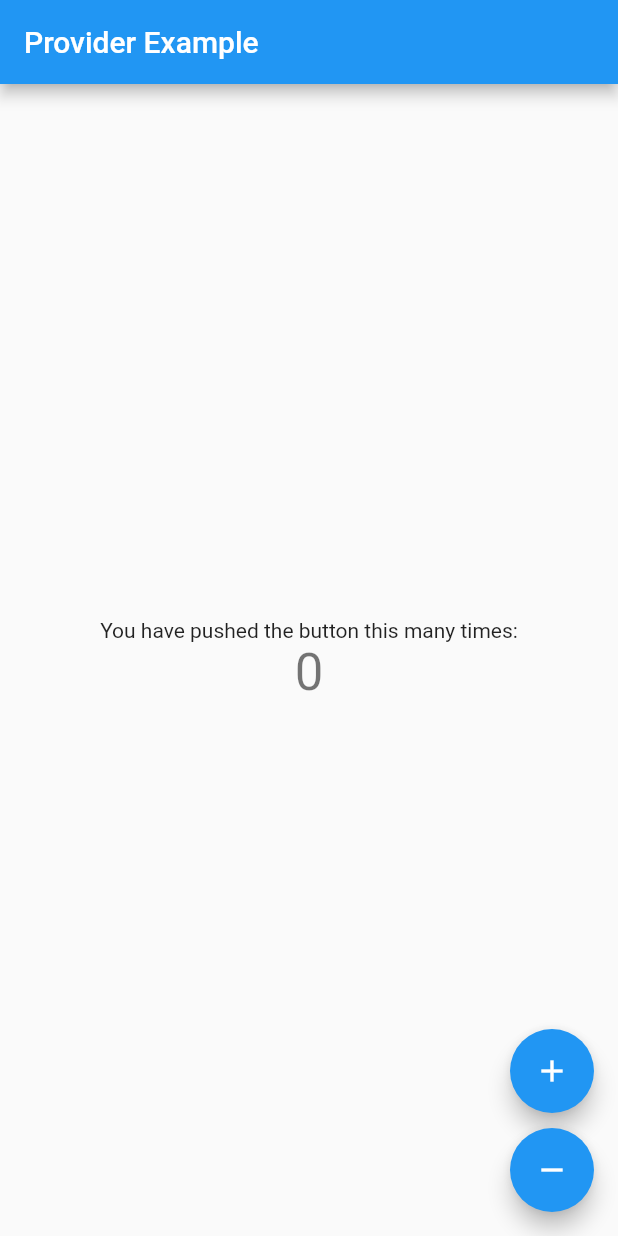
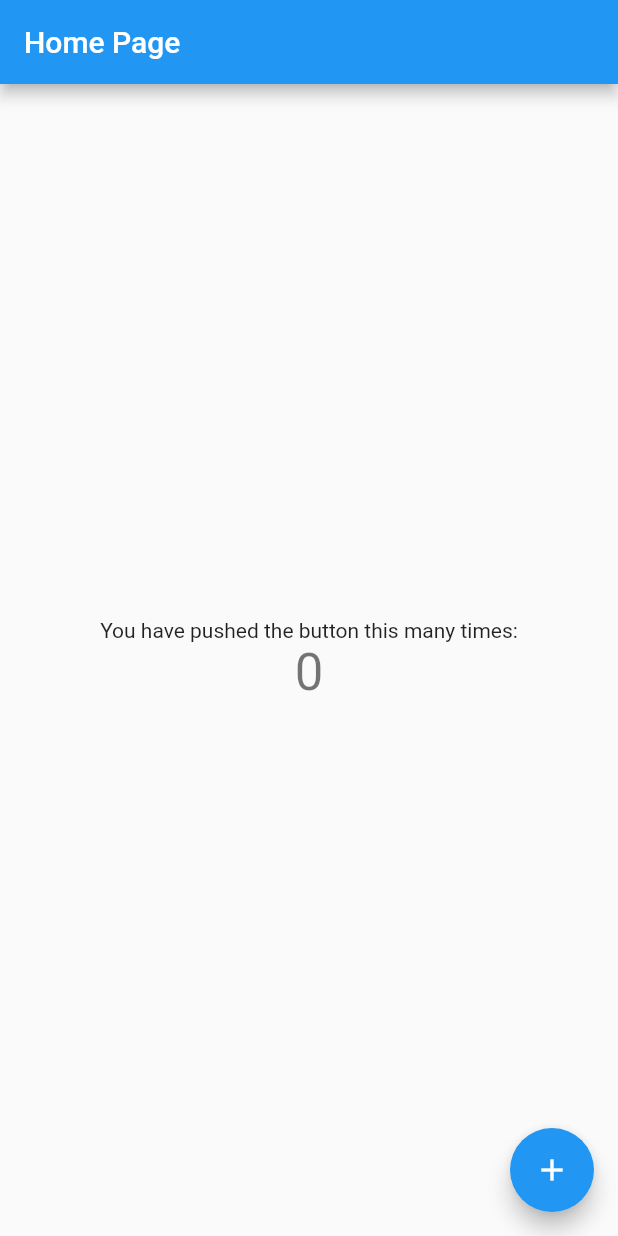
Before and after one commit to baonguyena1/flutter_provider_example, a Flutter app: the screen it shows after launch, on a phone screen of 412 x 824 dp. Run offline on Flutter 3.47's test engine with Material 2 defaults, Android fonts, the phone set to English and light mode, and no system bars.

Commit message:
Add new example for provider

```diff
--- a/lib/main.dart
+++ b/lib/main.dart
@@ -1,5 +1,6 @@
 import 'package:flutter/material.dart';
 import 'package:provider/provider.dart';
+import 'package:provider_example/screens/home_page_screen.dart';
 import 'package:provider_example/screens/my_home_page_screen.dart';
 import 'counter.dart';
 
@@ -17,9 +18,21 @@ class MyApp extends StatelessWidget {
       theme: ThemeData(
         primarySwatch: Colors.blue,
       ),
-      home: ChangeNotifierProvider(
-        builder: (_) => Counter(0),
-        child: MyHomePage(title: 'Provider Example',),
+      // home: ChangeNotifierProvider(
+      //   builder: (_) => Counter(0),
+      //   child: MyHomePage(title: 'Provider Example',),
+      // ),
+      home: MultiProvider(
+        providers: [
+          ChangeNotifierProvider(
+            builder: (_) => Counter(0),
+          )
+        ],
+        child: Consumer<Counter>(
+          builder: (context, counter, _) {
+            return HomePageScreen();
+          },
+        ),
       ),
     );
   }
--- /dev/null
+++ b/lib/screens/home_page_screen.dart
@@ -0,0 +1,55 @@
+import 'package:flutter/material.dart';
+import 'package:provider/provider.dart';
+import 'package:provider_example/counter.dart';
+
+class HomePageScreen extends StatefulWidget {
+  @override
+  _HomePageState createState() => _HomePageState();
+}
+
+class _HomePageState extends State<HomePageScreen> {
+  @override
+  Widget build(BuildContext context) {
+    return Scaffold(
+      appBar: AppBar(
+        title: Text('Home Page'),
+      ),
+      body: const Center(
+        child: CounterLabel(),
+      ),
+      floatingActionButton: const IncrementCounterButton(),
+    );
+  }
+}
+
+class CounterLabel extends StatelessWidget {
+  const CounterLabel({Key key}) : super(key: key);
+
+  @override
+  Widget build(BuildContext context) {
+    final counter = Provider.of<Counter>(context);
+    return Column(
+      mainAxisAlignment: MainAxisAlignment.center,
+      children: <Widget>[
+        Text('You have pushed the button this many times:'),
+        Text('${counter.getCounter()}',
+            style: Theme.of(context).textTheme.display1)
+      ],
+    );
+  }
+}
+
+class IncrementCounterButton extends StatelessWidget {
+  const IncrementCounterButton({Key key}) : super(key: key);
+
+  @override
+  Widget build(BuildContext context) {
+    return FloatingActionButton(
+        onPressed: () {
+          Provider.of<Counter>(context, listen: false).increment();
+        },
+        tooltip: 'Increment',
+        child: Icon(Icons.add),
+      );
+  }
+}
```
